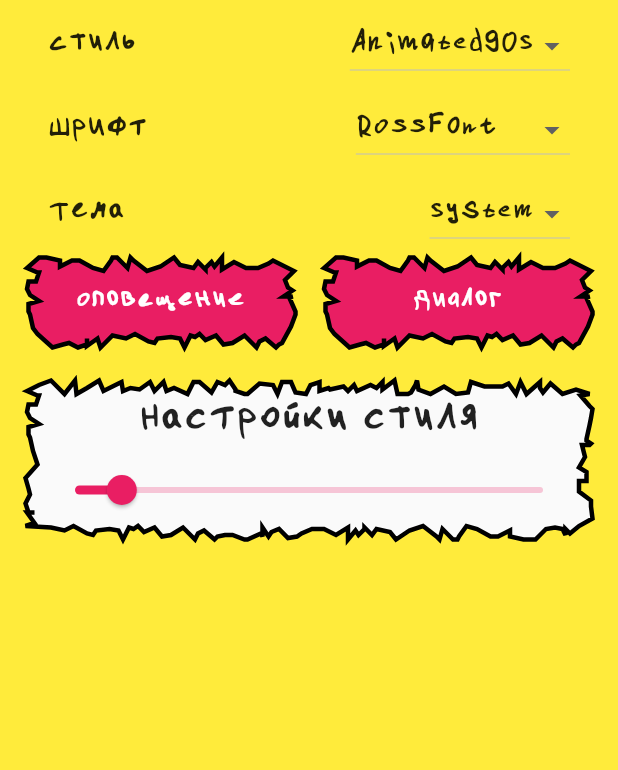
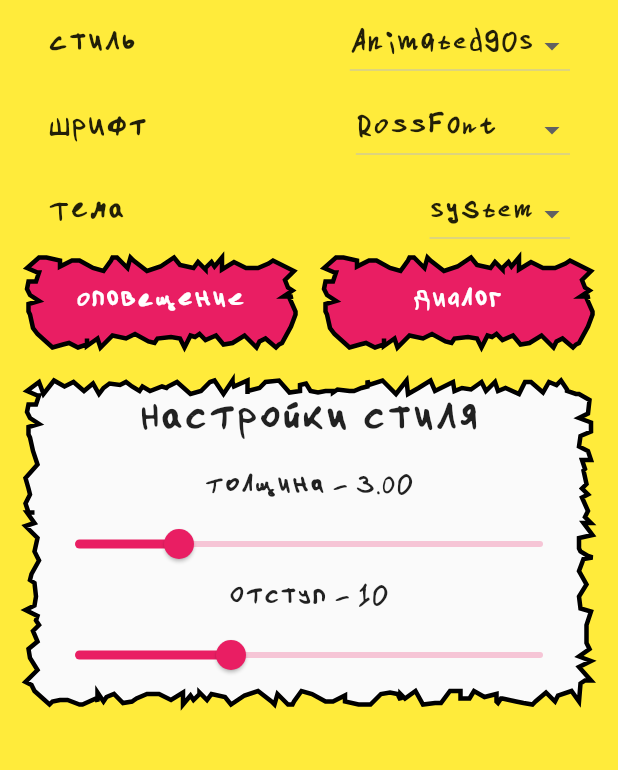
Before and after one commit to RossHS/shop_list, a Flutter app: the Settings screen opened by its route, on a phone screen of 412 x 824 dp, the part 104-874 px from its top. Run offline on Flutter 3.47's test engine with Material 2 defaults, Android fonts, the phone set to English and light mode, and no system bars; our stand-ins replace cloud_firestore, firebase_auth, firebase_core, firebase_messaging, firebase_storage, flutter_slidable and 5 more; accounts and stored records are empty.

Commit message:
Основное поддерево виджетов для настройки тем

```diff
--- a/lib/models/theme_model.dart
+++ b/lib/models/theme_model.dart
@@ -101,6 +101,17 @@ class Animated90sThemeDataWrapper extends ThemeDataWrapper {
       paint90sConfig: paint90sConfig ?? this.paint90sConfig,
     );
   }
+
+  @override
+  bool operator ==(Object other) =>
+      identical(this, other) ||
+      super == other &&
+          other is Animated90sThemeDataWrapper &&
+          runtimeType == other.runtimeType &&
+          paint90sConfig == other.paint90sConfig;
+
+  @override
+  int get hashCode => super.hashCode ^ paint90sConfig.hashCode;
 }
 
 //----------------------------MaterialThemeData--------------------------//
--- a/lib/routes/settings.dart
+++ b/lib/routes/settings.dart
@@ -156,11 +156,17 @@ class _SpecificThemeSettingsState extends State<_SpecificThemeSettings> {
   @override
   Widget build(BuildContext context) {
     final theme = Theme.of(context);
-    return GetX<ThemeController>(
+    // Для анимирования размеров box, т.к. окна с настройками тем имеют различные размеры,
+    // соответственно необходимо использовать анимацию, чтобы избежать "прыжок" в размере
+    return AnimatedSize(
+      duration: const Duration(milliseconds: 200),
+      child: GetX<ThemeController>(
         builder: (controller) {
           final themeFactory = ThemeFactory.instance(controller.appTheme.value);
           return AnimatedSwitcher(
-          duration: Duration(seconds: 1),
+            duration: const Duration(seconds: 1),
+            switchInCurve: Curves.bounceOut,
+            switchOutCurve: Curves.easeOutQuint,
             transitionBuilder: (Widget child, Animation<double> animation) {
               return ScaleTransition(child: child, scale: animation);
             },
@@ -185,12 +191,11 @@ class _SpecificThemeSettingsState extends State<_SpecificThemeSettings> {
             // Т.к. эта проблема беспокоит только лишь на окне настройки, то первый вариант отпадает из своей
             // излишней сложности. 2.1. тоже можно отбросить по этой же причине, плюс понадобиться изменять уже существующий рабочий код,
             // ради уникальной проблемы. Таким образом остается вариант 2.2, который я и реализовал.
-          child: themeFactory.buildWidget(
-            animated90s: (_) {
-              final config = (themeFactory.themeWrapper as Animated90sThemeDataWrapper)
-                  .paint90sConfig
-                  .copyWith(backgroundColor: theme.canvasColor);
+            child: themeFactory.buildWidget(animated90s: (_) {
+              final themeWrapper = themeFactory.themeWrapper as Animated90sThemeDataWrapper;
+              final config = themeWrapper.paint90sConfig.copyWith(backgroundColor: theme.canvasColor);
               return Padding(
+                // Ключ, чтобы виджет AnimatedSwitcher понимал, когда запускать анимацию
                 key: ValueKey<String>(controller.appTheme.value.themePrefix),
                 padding: const EdgeInsets.all(10.0),
                 child: AnimatedPainterSquare90s(
@@ -201,21 +206,53 @@ class _SpecificThemeSettingsState extends State<_SpecificThemeSettings> {
                         'Настройки стиля',
                         style: theme.textTheme.headline5,
                       ),
+                      const SizedBox(height: 10),
+                      // Установка параметра StrokeWidth в теме [Animated90sThemeDataWrapper]
+                      Text('Толщина - ${themeWrapper.paint90sConfig.strokeWidth.toStringAsFixed(2)}'),
                       Slider(
-                        value: 10,
-                        label: '10',
-                        min: 0,
-                        max: 100,
-                        onChanged: (double value) {},
+                        value: themeWrapper.paint90sConfig.strokeWidth,
+                        min: 1,
+                        max: 10,
+                        onChanged: (double value) {
+                          // По-хорошему следует вынести данную логику в [ThemeController], но не хочется его раздувать
+                          // мелкими методами на каждый параметр
+                          final wrapper = controller.appTheme.value as Animated90sThemeDataWrapper;
+                          controller.appTheme.value = wrapper.copyWith(
+                            paint90sConfig: wrapper.paint90sConfig.copyWith(strokeWidth: value),
+                          );
+                        },
+                      ),
+                      Text('Отступ - ${themeWrapper.paint90sConfig.offset}'),
+                      Slider(
+                        value: themeWrapper.paint90sConfig.offset.toDouble(),
+                        min: 5,
+                        max: 20,
+                        onChanged: (double value) {
+                          final wrapper = controller.appTheme.value as Animated90sThemeDataWrapper;
+                          controller.appTheme.value = wrapper.copyWith(
+                            paint90sConfig: wrapper.paint90sConfig.copyWith(offset: value.toInt()),
+                          );
+                        },
                       ),
                     ],
                   ),
                 ),
               );
+            }, material: (child) {
+              final themeWrapper = themeFactory.themeWrapper as MaterialThemeDataWrapper;
+              return Padding(
+                key: ValueKey<String>(controller.appTheme.value.themePrefix),
+                padding: const EdgeInsets.all(10.0),
+                child: Container(
+                  height: 100,
+                  width: 100,
+                  color: Colors.red,
+                ),
+              );
+            }),
+          );
         },
       ),
     );
-      },
-    );
   }
 }
```
Lines whose indentation alone changed are shown as unchanged.
